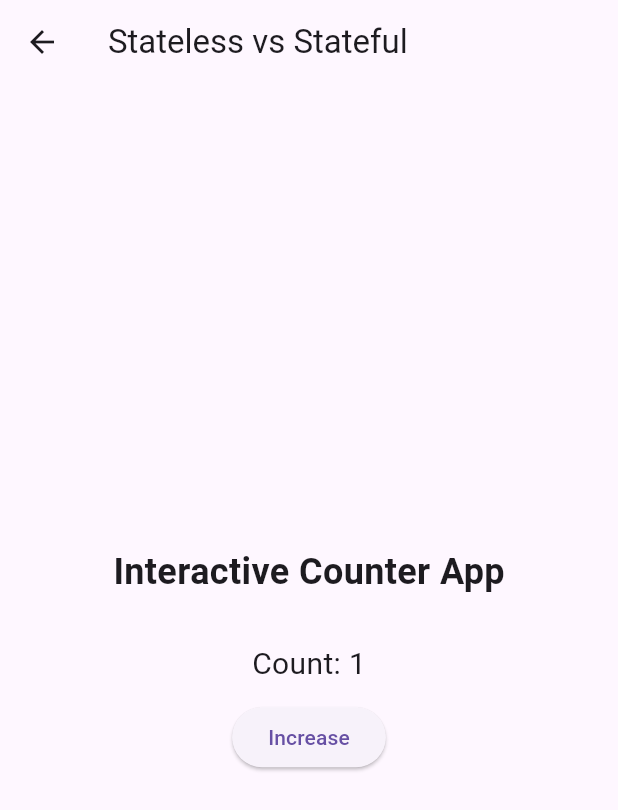
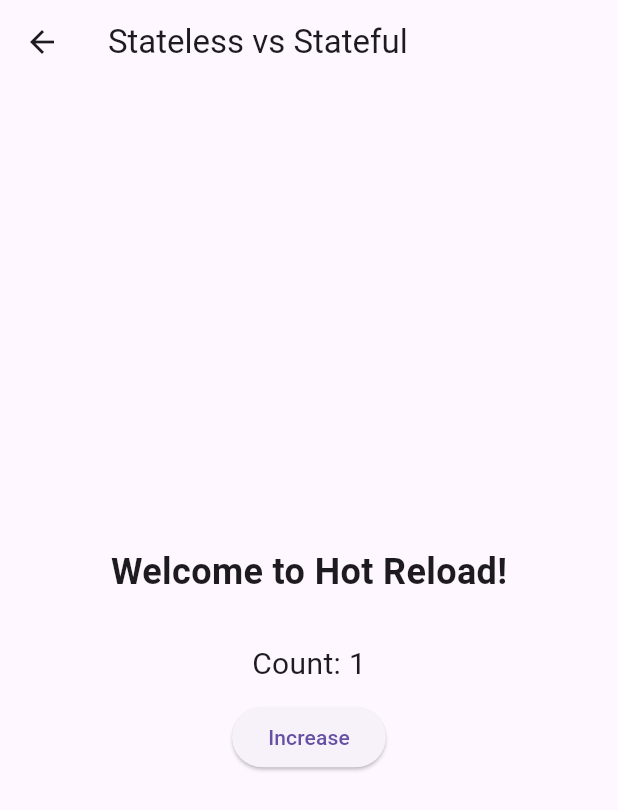
Before and after one commit to kalviumcommunity/S60-Jan2026-Innovators-Flutter-Blog, a Flutter app: the StatelessStatefulDemo screen opened directly, after a tap on "Increase", on a phone screen of 412 x 824 dp. Shown: the top 810 px of the screen. Run offline on Flutter 3.47's test engine with Material 3 defaults, Android fonts, the phone set to English and light mode, and no system bars; our stand-ins replace cloud_firestore, firebase_auth, firebase_core; accounts and stored records are empty.

Commit message:
demonstrated hot reload, debug console, and DevTools usage

```diff
--- a/blogapp/lib/screens/stateless_stateful_demo.dart
+++ b/blogapp/lib/screens/stateless_stateful_demo.dart
@@ -7,7 +7,7 @@ class DemoHeader extends StatelessWidget {
   @override
   Widget build(BuildContext context) {
     return const Text(
-      'Interactive Counter App',
+      'Welcome to Hot Reload!',
       style: TextStyle(fontSize: 24, fontWeight: FontWeight.bold),
     );
   }
@@ -24,9 +24,15 @@ class CounterSection extends StatefulWidget {
 class _CounterSectionState extends State<CounterSection> {
   int count = 0;
 
+  // void incrementCounter() {
+  //   setState(() {
+  //     count++;
+  //   });
+  // }
   void incrementCounter() {
     setState(() {
       count++;
+      debugPrint('Count updated to $count');
     });
   }
 
```
Also changed, not shown: blogapp/DebugConsole.png (added), blogapp/HotReloadOutput.png (added), blogapp/HotReloadTerminal.png (added), 1 other file.
